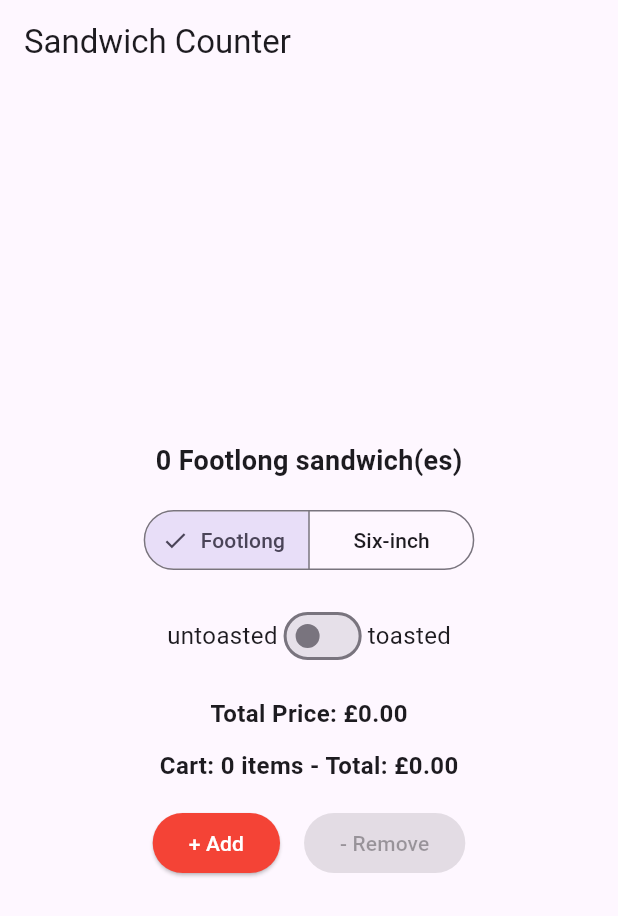
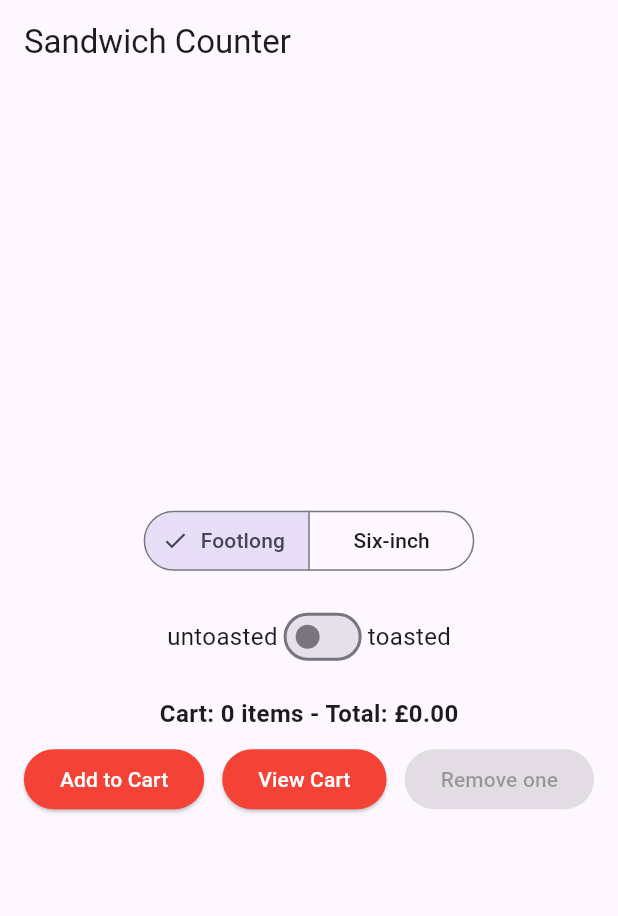
Before and after one commit to justinb14/sandwich_shop, a Flutter app: the screen it shows after launch, on a phone screen of 412 x 824 dp. Shown: the top 916 px of the screen. Run offline on Flutter 3.47's test engine with Material 3 defaults, Android fonts, the phone set to English and light mode, and no system bars.

Commit message:
Added a seperate cart summary page, with items and total price displayed.

```diff
--- a/lib/main.dart
+++ b/lib/main.dart
@@ -1,9 +1,10 @@
 import 'package:flutter/material.dart';
 import 'repositories/pricing_repository.dart';
 
-// Add a top-level ScaffoldMessenger key so SnackBars can be shown from AppState
+// Add top-level keys so SnackBars and navigation can be used from AppState
 final GlobalKey<ScaffoldMessengerState> _scaffoldMessengerKey =
     GlobalKey<ScaffoldMessengerState>();
+final GlobalKey<NavigatorState> _navigatorKey = GlobalKey<NavigatorState>();
 
 void main() {
   runApp(const App());
@@ -20,45 +21,56 @@ class App extends StatefulWidget {
 class _AppState extends State<App> {
   final int maxQuantity = 10;
   String selectedSandwichType = 'Footlong';
-  bool _isToasted = false; // New state variable
+  bool _isToasted = false;
   final PricingRepository pricingRepository = PricingRepository();
 
-  // Replace simple counters with per-type cart map
-  final Map<String, int> _cart = {};
+  // cart map now tracks per-type and per-toast state counts
+  // structure: { "Footlong": { "toasted": 2, "untoasted": 1 }, "Six-inch": {...} }
+  final Map<String, Map<String, int>> _cart = {};
 
   // helper getters
-  int _cartItemsCount() => _cart.values.fold(0, (a, b) => a + b);
-  double _cartTotal() => _cart.entries.fold(
-      0.0, (sum, e) => sum + pricingRepository.calculateTotalPrice(e.key, e.value));
+  int _cartItemsCount() => _cart.values.fold(0, (a, m) => a + (m.values.fold(0, (x, y) => x + y)));
+  double _cartTotal() => _cart.entries.fold<double>(0.0, (double sum, MapEntry<String, Map<String, int>> e) {
+        final type = e.key;
+        final innerTotal = e.value.entries.fold<double>(0.0, (double s, MapEntry<String, int> inner) {
+          final cnt = inner.value;
+          return s + pricingRepository.calculateTotalPrice(type, cnt);
+        });
+        return sum + innerTotal;
+      });
 
-  void _addQuantity() {
-    if (_cart[selectedSandwichType] == null || _cart[selectedSandwichType]! < maxQuantity) {
-      setState(() {
-        // increment cart for the selected type
-        _cart[selectedSandwichType] = (_cart[selectedSandwichType] ?? 0) + 1;
-      });
-      // show a transient confirmation message in the UI
-      final message = 'Added 1 $selectedSandwichType sandwich.';
-      _showConfirmation(message);
-    }
+  void _addToCart() {
+    // Add exactly one of the currently selected sandwich (no quantity selector)
+    final added = 1;
+    setState(() {
+      final toastKey = _isToasted ? 'toasted' : 'untoasted';
+      final inner = _cart[selectedSandwichType] ?? <String, int>{};
+      inner[toastKey] = (inner[toastKey] ?? 0) + added;
+      _cart[selectedSandwichType] = inner;
+    });
+    final message = 'Added $added $selectedSandwichType sandwich (${_isToasted ? "toasted" : "untoasted"}) to cart.';
+    _showConfirmation(message);
   }
 
-  void _removeQuantity() {
-    if (_cartItemsCount() > 0) {
-      setState(() {
-        // try to remove one item from the cart if available
-        // prefer to remove from the selected type if present
-        if ((_cart[selectedSandwichType] ?? 0) > 0) {
-          _cart[selectedSandwichType] = _cart[selectedSandwichType]! - 1;
-          if (_cart[selectedSandwichType] == 0) _cart.remove(selectedSandwichType);
-        } else {
-          // otherwise remove from any available type (first found)
-          final key = _cart.keys.first;
-          _cart[key] = _cart[key]! - 1;
-          if (_cart[key] == 0) _cart.remove(key);
-        }
-      });
-    }
+  void _removeOneFromCartPreferringSelectedType() {
+    if (_cartItemsCount() == 0) return;
+    setState(() {
+      final type = selectedSandwichType;
+      final toastKey = _isToasted ? 'toasted' : 'untoasted';
+      // try removing from selected type+toast first
+      if ((_cart[type]?[toastKey] ?? 0) > 0) {
+        _cart[type]![toastKey] = _cart[type]![toastKey]! - 1;
+        if (_cart[type]![toastKey] == 0) _cart[type]!.remove(toastKey);
+        if (_cart[type]!.isEmpty) _cart.remove(type);
+        return;
+      }
+      // otherwise remove from any available entry
+      final outerKey = _cart.keys.first;
+      final innerKey = _cart[outerKey]!.keys.first;
+      _cart[outerKey]![innerKey] = _cart[outerKey]![innerKey]! - 1;
+      if (_cart[outerKey]![innerKey] == 0) _cart[outerKey]!.remove(innerKey);
+      if (_cart[outerKey]!.isEmpty) _cart.remove(outerKey);
+    });
   }
 
   // Update to use the top-level ScaffoldMessenger key
@@ -71,11 +83,22 @@ class _AppState extends State<App> {
     );
   }
 
+  // navigate to the CartPage route using navigator key (context above MaterialApp)
+  void _viewCartPage() {
+    _navigatorKey.currentState?.push(MaterialPageRoute<void>(
+      builder: (context) => CartPage(
+        cart: _cart,
+        pricingRepository: pricingRepository,
+      ),
+    ));
+  }
+
   @override
   Widget build(BuildContext context) {
     return MaterialApp(
-      // attach the scaffoldMessengerKey so SnackBars can be shown from AppState
+      // attach the scaffoldMessengerKey and navigatorKey so they can be used from AppState
       scaffoldMessengerKey: _scaffoldMessengerKey,
+      navigatorKey: _navigatorKey,
       title: 'Sandwich Shop App',
       home: Scaffold(
         appBar: AppBar(title: const Text('Sandwich Counter')),
@@ -83,11 +106,8 @@ class _AppState extends State<App> {
           child: Column(
             mainAxisSize: MainAxisSize.min,
             children: [
-              Text(
-                '${_cart[selectedSandwichType] ?? 0} $selectedSandwichType sandwich(es)',
-                style: const TextStyle(fontSize: 18, fontWeight: FontWeight.bold),
-              ),
-              const SizedBox(height: 16),
+              // removed ambiguous selectedQuantity display
+              // ...existing code...
               SegmentedButton<String>(
                 segments: const [
                   ButtonSegment(value: 'Footlong', label: Text('Footlong')),
@@ -106,7 +126,7 @@ class _AppState extends State<App> {
                 children: [
                   const Text('untoasted', style: TextStyle(fontSize: 16)),
                   Switch(
-                    key: const Key('toastedSwitch'), // Unique key for the toasted switch
+                    key: const Key('toastedSwitch'),
                     value: _isToasted,
                     onChanged: (value) {
                       setState(() => _isToasted = value);
@@ -116,33 +136,38 @@ class _AppState extends State<App> {
                 ],
               ),
               const SizedBox(height: 16),
-              Text(
-                'Total Price: £${pricingRepository.calculateTotalPrice(selectedSandwichType, _cart[selectedSandwichType] ?? 0).toStringAsFixed(2)}',
-                style: const TextStyle(fontSize: 16, fontWeight: FontWeight.bold),
-              ),
-
-              const SizedBox(height: 12),
-              // Permanent cart summary (updates when items are added/removed)
+              // Permanent cart summary (aggregated)
               Text(
                 'Cart: ${_cartItemsCount()} items - Total: £${_cartTotal().toStringAsFixed(2)}',
                 key: const Key('cartSummary'),
                 style: const TextStyle(fontSize: 16, fontWeight: FontWeight.bold),
               ),
 
-              const SizedBox(height: 16),
+              const SizedBox(height: 8),
+              // action buttons: Add to Cart and View Cart
               Row(
                 mainAxisAlignment: MainAxisAlignment.center,
                 children: [
                   StyledButton(
-                    text: '+ Add',
-                    isEnabled: (_cart[selectedSandwichType] == null || _cart[selectedSandwichType]! < maxQuantity),
-                    onPressed: _addQuantity,
+                    key: const Key('addToCart'),
+                    text: 'Add to Cart',
+                    isEnabled: true,
+                    onPressed: _addToCart,
                   ),
-                  const SizedBox(width: 16),
+                  const SizedBox(width: 12),
                   StyledButton(
-                    text: '- Remove',
+                    key: const Key('viewCart'),
+                    text: 'View Cart',
+                    isEnabled: true,
+                    onPressed: _viewCartPage,
+                  ),
+                  const SizedBox(width: 12),
+                  // small convenience: remove single item from cart (prefers selected type)
+                  StyledButton(
+                    key: const Key('removeFromCart'),
+                    text: 'Remove one',
                     isEnabled: _cartItemsCount() > 0,
-                    onPressed: _removeQuantity,
+                    onPressed: _removeOneFromCartPreferringSelectedType,
                   ),
                 ],
               ),
@@ -178,3 +203,63 @@ class StyledButton extends StatelessWidget {
     );
   }
 }
+
+// New CartPage: shows cart breakdown including toasted/untoasted and totals
+class CartPage extends StatelessWidget {
+  final Map<String, Map<String, int>> cart;
+  final PricingRepository pricingRepository;
+
+  const CartPage({super.key, required this.cart, required this.pricingRepository});
+
+  @override
+  Widget build(BuildContext context) {
+    final totalItems = cart.values.fold<int>(0, (a, m) => a + m.values.fold(0, (x, y) => x + y));
+    final totalPrice = cart.entries.fold<double>(0.0, (double sum, MapEntry<String, Map<String, int>> e) {
+      final type = e.key;
+      final inner = e.value.entries.fold<double>(0.0, (double s, MapEntry<String, int> inner) {
+        return s + pricingRepository.calculateTotalPrice(type, inner.value);
+      });
+      return sum + inner;
+    });
+
+    return Scaffold(
+      appBar: AppBar(title: const Text('Your Cart')),
+      body: Padding(
+        padding: const EdgeInsets.all(16.0),
+        child: Column(
+          crossAxisAlignment: CrossAxisAlignment.start,
+          children: [
+            Text('Total items: $totalItems', key: const Key('cartPageItems'), style: const TextStyle(fontSize: 18)),
+            const SizedBox(height: 12),
+            if (cart.isEmpty) const Text('Cart is empty', key: Key('cartPageEmpty')),
+            if (cart.isNotEmpty)
+              Expanded(
+                child: ListView(
+                  children: cart.entries.expand((entry) {
+                    final type = entry.key;
+                    return entry.value.entries.map((inner) {
+                      final toastState = inner.key; // "toasted" or "untoasted"
+                      final count = inner.value;
+                      final price = pricingRepository.calculateTotalPrice(type, count);
+                      return Padding(
+                        padding: const EdgeInsets.symmetric(vertical: 6.0),
+                        child: Row(
+                          mainAxisAlignment: MainAxisAlignment.spaceBetween,
+                          children: [
+                            Text('$type (${toastState}) x $count'),
+                            Text('£${price.toStringAsFixed(2)}'),
+                          ],
+                        ),
+                      );
+                    });
+                  }).toList(),
+                ),
+              ),
+            const SizedBox(height: 12),
+            Text('Total: £${totalPrice.toStringAsFixed(2)}', key: const Key('cartPageTotal'), style: const TextStyle(fontSize: 18)),
+          ],
+        ),
+      ),
+    );
+  }
+}
```
Also changed, not shown: 1 other file.
